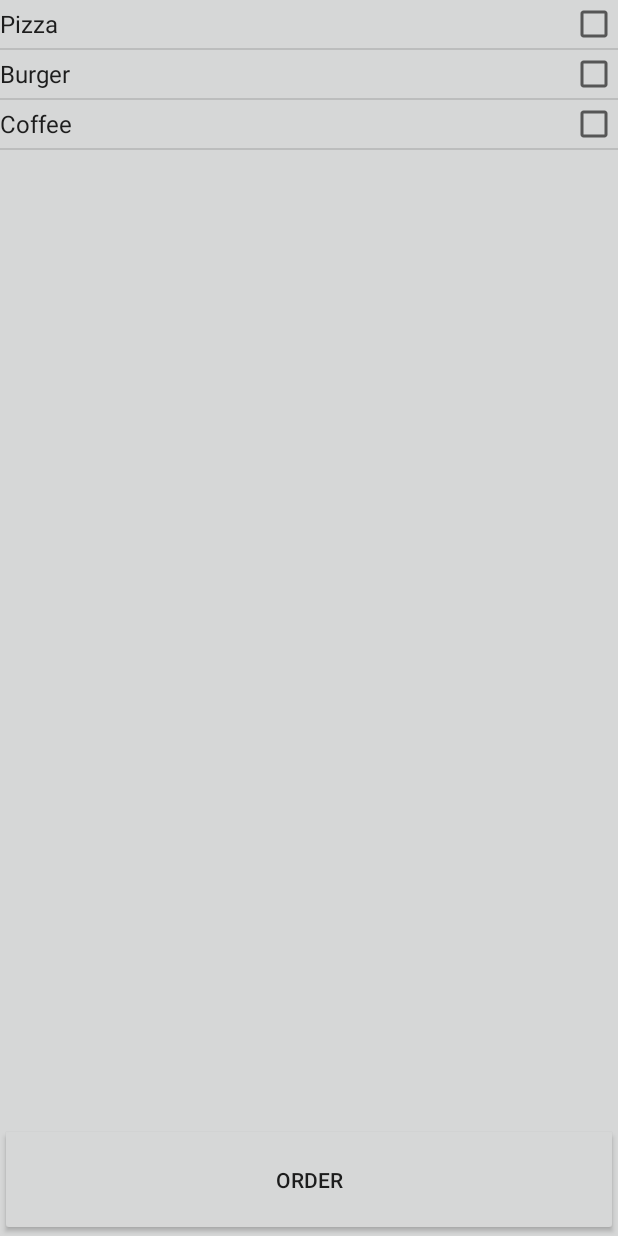
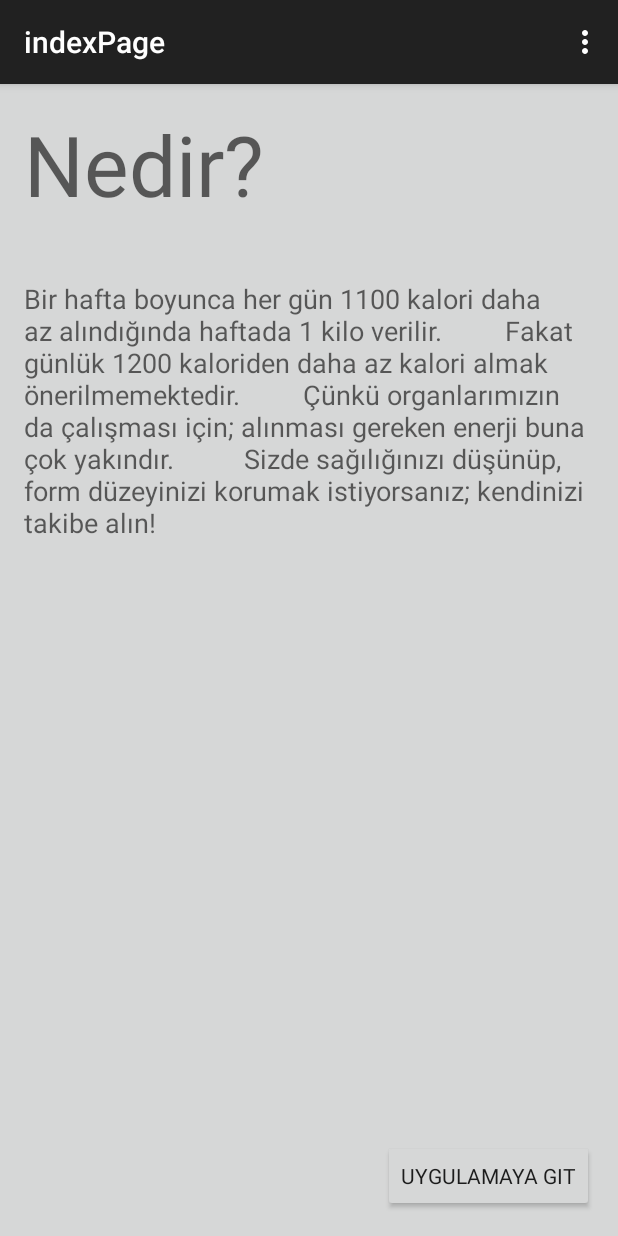
Before and after one commit to korayaydin/CaloriMeter, an Android app: the screen it shows after launch (OrderActivity before the commit, indexPage after it), on a phone screen of 412 x 824 dp. Run offline under Robolectric (Android 15) with nearby library versions, the phone set to English and light mode, and no system bars.

```diff
--- a/app/src/main/java/calorimeter/kraydn/com/calorimeter/MainActivity.java
+++ b/app/src/main/java/calorimeter/kraydn/com/calorimeter/MainActivity.java
@@ -23,7 +23,7 @@ public class MainActivity extends ActionBarActivity {
         timer.schedule(new TimerTask() {
             @Override
             public void run() {
-                Intent intent = new Intent(MainActivity.this, OrderActivity.class);
+                Intent intent = new Intent(MainActivity.this, indexPage.class);
                 startActivity(intent);
             }
         },1500);
--- a/app/src/main/java/calorimeter/kraydn/com/calorimeter/indexPage.java
+++ b/app/src/main/java/calorimeter/kraydn/com/calorimeter/indexPage.java
@@ -1,9 +1,18 @@
 package calorimeter.kraydn.com.calorimeter;
 
+import android.content.Intent;
 import android.support.v7.app.ActionBarActivity;
 import android.os.Bundle;
+import android.util.Log;
 import android.view.Menu;
 import android.view.MenuItem;
+import android.view.View;
+import android.widget.Button;
+
+import java.util.Timer;
+import java.util.TimerTask;
+
+import calorimeter.kraydn.com.calorimeter.Order.OrderActivity;
 
 
 public class indexPage extends ActionBarActivity {
@@ -12,6 +21,16 @@ public class indexPage extends ActionBarActivity {
     protected void onCreate(Bundle savedInstanceState) {
         super.onCreate(savedInstanceState);
         setContentView(R.layout.activity_index_page);
+        Button T=(Button)findViewById(R.id.button);
+        T.setOnClickListener(new View.OnClickListener() {
+
+            @Override
+            public void onClick(View v) {
+                // TODO Auto-generated method stub
+                Intent i=new Intent(getApplicationContext(),OrderActivity.class);
+                startActivity(i);
+            }
+        });
     }
 
 
@@ -36,4 +55,5 @@ public class indexPage extends ActionBarActivity {
 
         return super.onOptionsItemSelected(item);
     }
+
 }
--- a/app/src/main/res/layout/activity_index_page.xml
+++ b/app/src/main/res/layout/activity_index_page.xml
@@ -4,14 +4,43 @@
     android:paddingRight="@dimen/activity_horizontal_margin"
     android:paddingTop="@dimen/activity_vertical_margin"
     android:paddingBottom="@dimen/activity_vertical_margin"
-    tools:context="calorimeter.kraydn.com.calorimeter.indexPage">
+    tools:context="calorimeter.kraydn.com.calorimeter.indexPage"
+    android:background="@color/button_material_light">
 
-    <ImageView
+    <TextView
         android:layout_width="wrap_content"
         android:layout_height="wrap_content"
-        android:id="@+id/imageView"
-        android:layout_centerVertical="true"
-        android:layout_alignParentRight="true"
-        android:layout_alignParentEnd="true" />
+        android:textAppearance="?android:attr/textAppearanceLarge"
+        android:text="Nedir?"
+        android:id="@+id/textView"
+        android:layout_alignParentTop="true"
+        android:layout_alignParentLeft="true"
+        android:layout_alignParentStart="true"
+        style="@style/Base.TextAppearance.AppCompat.Display3"/>
 
+    <TextView
+        android:layout_width="wrap_content"
+        android:layout_height="wrap_content"
+        android:textAppearance="?android:attr/textAppearanceMedium"
+        android:text="Bir hafta boyunca her gün 1100 kalori daha az alındığında haftada 1 kilo verilir.
+        Fakat günlük 1200 kaloriden daha az kalori almak önerilmemektedir.
+        Çünkü organlarımızın da çalışması için; alınması gereken enerji buna çok yakındır.
+
+        Sizde sağılığınızı düşünüp, form düzeyinizi korumak istiyorsanız; kendinizi takibe alın!"
+        android:id="@+id/textView2"
+        android:layout_marginTop="40dp"
+        android:layout_below="@+id/textView"
+        android:layout_alignParentLeft="true"
+        android:layout_alignParentStart="true"
+        style="@style/AppTheme" />
+
+    <Button
+        android:layout_width="wrap_content"
+        android:layout_height="wrap_content"
+        android:text="Uygulamaya Git"
+        android:id="@+id/button"
+        android:layout_alignParentBottom="true"
+        android:layout_alignRight="@+id/textView2"
+        android:layout_alignEnd="@+id/textView2"
+        style="@style/TextAppearance.AppCompat" />
 </RelativeLayout>
```
Also changed, not shown: app/src/main/res/drawable/icerik.png (deleted).
